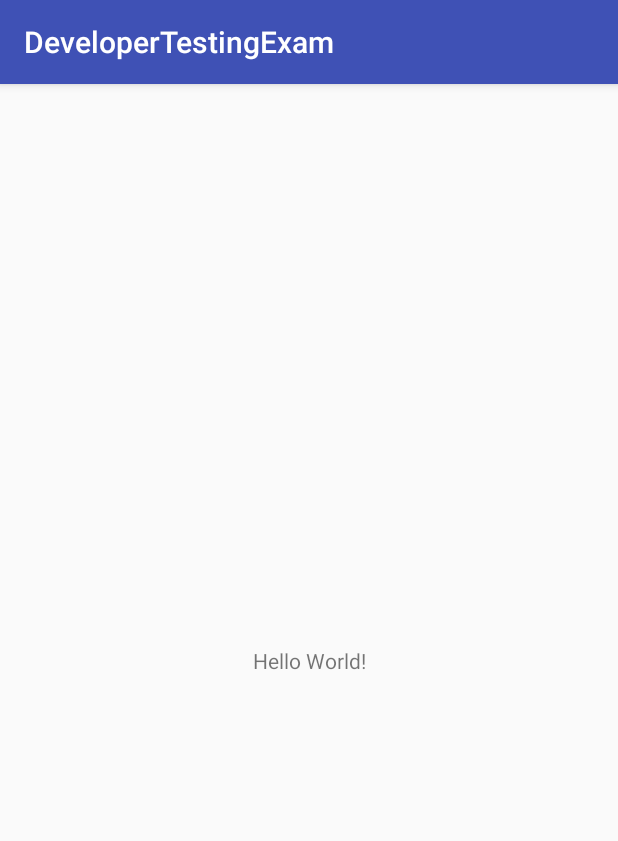
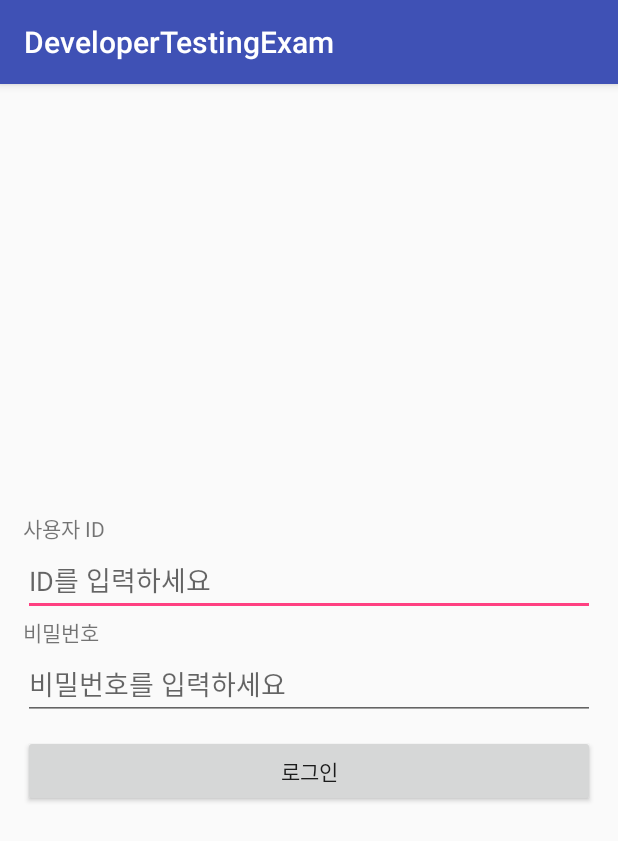
Before and after one commit to cho881020/DeveloperTestingExam, an Android app: the screen it shows after launch (MainActivity), on a phone screen of 412 x 824 dp. Shown: the top 841 px of the screen. Run offline under Robolectric (Android 15) with nearby library versions, the phone set to English and light mode, and no system bars.

Commit message:
MainActivity Login화면 XML 그리기 작업까지 진행

```diff
--- /dev/null
+++ b/app/src/main/java/kr/co/tjeit/developertestingexam/BaseActivity.java
@@ -0,0 +1,19 @@
+package kr.co.tjeit.developertestingexam;
+
+import android.content.Context;
+import android.support.v7.app.AppCompatActivity;
+
+/**
+ * Created by the on 2017-09-29.
+ */
+
+
+public abstract class BaseActivity extends AppCompatActivity {
+
+    Context mContext = this;
+
+    public abstract void setupEvents();
+    public abstract void setValues();
+    public abstract void bindViews();
+
+}
--- a/app/src/main/java/kr/co/tjeit/developertestingexam/MainActivity.java
+++ b/app/src/main/java/kr/co/tjeit/developertestingexam/MainActivity.java
@@ -1,13 +1,38 @@
 package kr.co.tjeit.developertestingexam;
 
-import android.support.v7.app.AppCompatActivity;
 import android.os.Bundle;
+import android.widget.Button;
+import android.widget.EditText;
 
-public class MainActivity extends AppCompatActivity {
+public class MainActivity extends BaseActivity {
+
+    private android.widget.EditText idEdt;
+    private android.widget.EditText pwEdt;
+    private android.widget.Button loginBtn;
 
     @Override
     protected void onCreate(Bundle savedInstanceState) {
         super.onCreate(savedInstanceState);
         setContentView(R.layout.activity_main);
+        bindViews();
+        setupEvents();
+        setValues();
+    }
+
+    @Override
+    public void setupEvents() {
+
+    }
+
+    @Override
+    public void setValues() {
+
+    }
+
+    @Override
+    public void bindViews() {
+        this.loginBtn = (Button) findViewById(R.id.loginBtn);
+        this.pwEdt = (EditText) findViewById(R.id.pwEdt);
+        this.idEdt = (EditText) findViewById(R.id.idEdt);
     }
 }
--- a/app/src/main/res/layout/activity_main.xml
+++ b/app/src/main/res/layout/activity_main.xml
@@ -1,18 +1,62 @@
 <?xml version="1.0" encoding="utf-8"?>
-<android.support.constraint.ConstraintLayout xmlns:android="http://schemas.android.com/apk/res/android"
+<LinearLayout xmlns:android="http://schemas.android.com/apk/res/android"
     xmlns:app="http://schemas.android.com/apk/res-auto"
     xmlns:tools="http://schemas.android.com/tools"
     android:layout_width="match_parent"
     android:layout_height="match_parent"
+    android:gravity="center"
+    android:orientation="vertical"
     tools:context="kr.co.tjeit.developertestingexam.MainActivity">
 
-    <TextView
-        android:layout_width="wrap_content"
+    <LinearLayout
+        android:layout_width="match_parent"
         android:layout_height="wrap_content"
-        android:text="Hello World!"
-        app:layout_constraintBottom_toBottomOf="parent"
-        app:layout_constraintLeft_toLeftOf="parent"
-        app:layout_constraintRight_toRightOf="parent"
-        app:layout_constraintTop_toTopOf="parent" />
+        android:layout_margin="15dp"
+        android:orientation="vertical">
 
-</android.support.constraint.ConstraintLayout>
+        <TextView
+            android:layout_width="wrap_content"
+            android:layout_height="wrap_content"
+            android:text="사용자 ID" />
+
+        <EditText
+            android:id="@+id/idEdt"
+            android:layout_width="match_parent"
+            android:layout_height="wrap_content"
+            android:hint="ID를 입력하세요"
+            android:inputType="text"/>
+
+        <TextView
+            android:layout_width="wrap_content"
+            android:layout_height="wrap_content"
+            android:text="비밀번호" />
+
+        <EditText
+            android:id="@+id/pwEdt"
+            android:layout_width="match_parent"
+            android:layout_height="wrap_content"
+            android:hint="비밀번호를 입력하세요"
+            android:inputType="textPassword" />
+
+        <LinearLayout
+            android:layout_width="match_parent"
+            android:layout_height="wrap_content">
+
+            <TextView
+                android:layout_width="0dp"
+                android:layout_height="wrap_content"
+                android:layout_weight="1" />
+
+            <Button
+                android:id="@+id/loginBtn"
+                android:layout_width="match_parent"
+                android:layout_height="wrap_content"
+                android:layout_marginTop="10dp"
+                android:text="로그인" />
+
+        </LinearLayout>
+
+    </LinearLayout>
+
+
+</LinearLayout>
```
